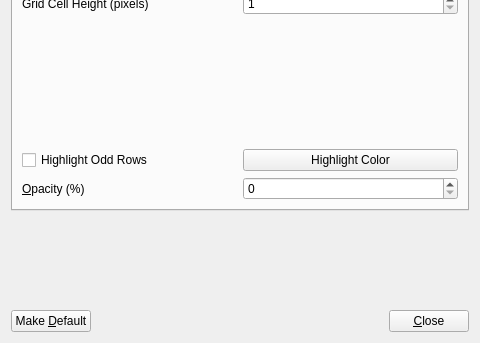
Before: the Qt Designer form sconcho/gui/ui/preferences_dialog.ui in haskelladdict/sconcho, drawn with Qt 5; both pictures show x 0 to 480 and y 171 to 514 of the 480 by 514 pixel window.
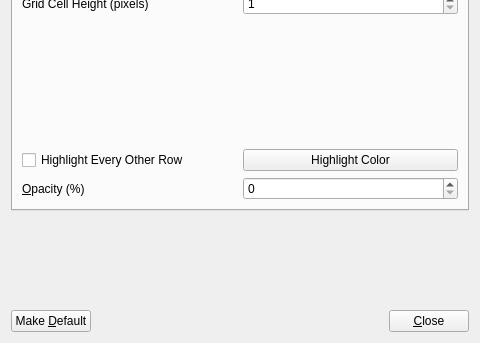
After: the same form once the commit is applied. The open tabs and pages were chosen to show the change.

Patch:
```diff
--- a/sconcho/gui/ui/preferences_dialog.ui
+++ b/sconcho/gui/ui/preferences_dialog.ui
@@ -353,7 +353,7 @@
          <item row="0" column="0">
           <widget class="QCheckBox" name="oddRowHighlightCheck">
            <property name="text">
-            <string>Highlight Odd Rows</string>
+            <string>Highlight Every Other Row</string>
            </property>
           </widget>
          </item>
```
